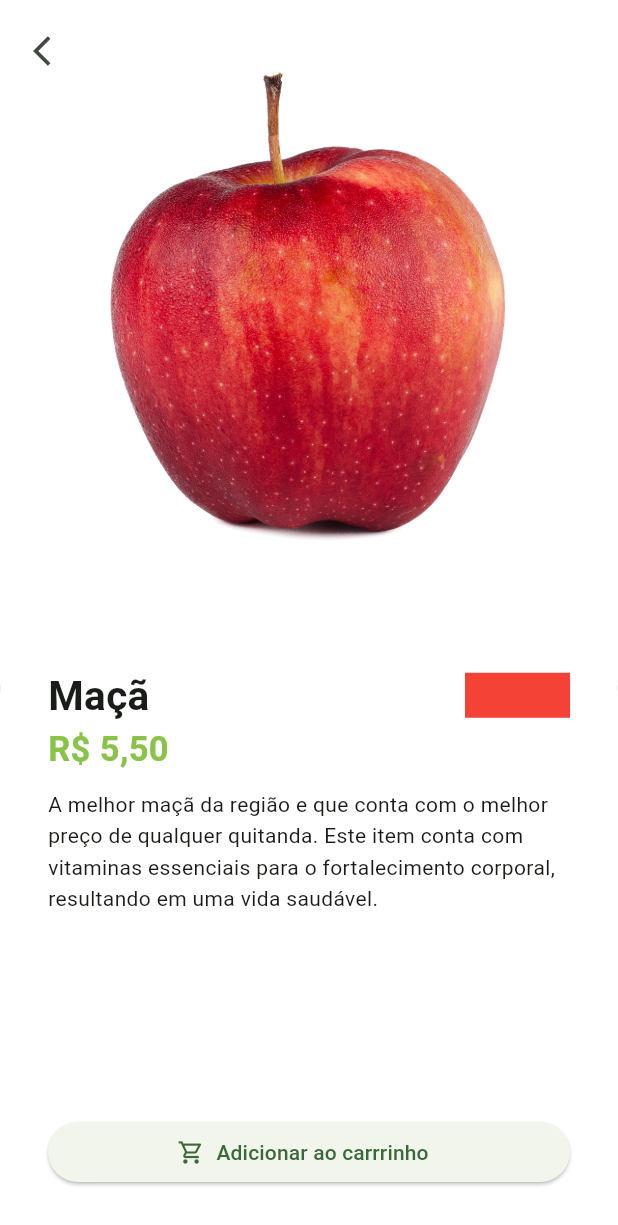
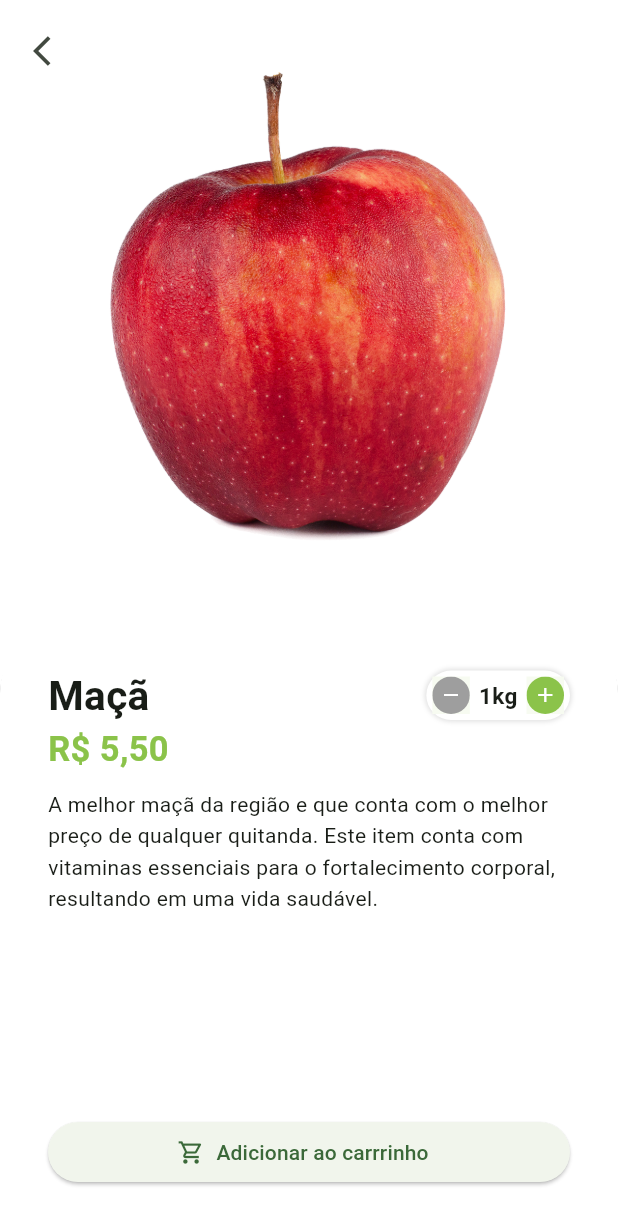
Before and after one commit to ribeiro-paulo/greengrocer-app, a Flutter app: the screen it shows after launch, after a tap on "Entrar", after a tap on "Maçã", on a phone screen of 412 x 824 dp. Shown: the top 1225 px of the screen. Run offline on Flutter 3.47's test engine with Material 3 defaults, Android fonts, the phone set to English and light mode, and no system bars; our stand-ins replace animated_text_kit, mask_text_input_formatter.

Commit message:
feat: quantity widget (#7)

```diff
--- /dev/null
+++ b/lib/src/pages/common_widgets/quantity_widget.dart
@@ -0,0 +1,75 @@
+import 'package:flutter/material.dart';
+import 'package:greemgrocer/src/config/custom_colors.dart';
+
+class QuantityWidget extends StatelessWidget {
+  const QuantityWidget({super.key});
+
+  @override
+  Widget build(BuildContext context) {
+    return Container(
+      padding: const EdgeInsets.all(4),
+      decoration: BoxDecoration(
+          color: Colors.white,
+          borderRadius: BorderRadius.circular(50),
+          boxShadow: [
+            BoxShadow(
+              color: Colors.grey.shade300,
+              spreadRadius: 1,
+              blurRadius: 2,
+            )
+          ]),
+      child: Row(
+        children: [
+          _QuantityButton(
+            icon: Icons.remove,
+            color: Colors.grey,
+            onPress: () {},
+          ),
+          const Padding(
+            padding: EdgeInsets.symmetric(horizontal: 6),
+            child: Text(
+              "1kg",
+              style: TextStyle(fontSize: 15, fontWeight: FontWeight.bold),
+            ),
+          ),
+          _QuantityButton(
+            icon: Icons.add,
+            color: CustomColor.customSwatchColor,
+            onPress: () {},
+          ),
+        ],
+      ),
+    );
+  }
+}
+
+class _QuantityButton extends StatelessWidget {
+  final Color color;
+  final IconData icon;
+  final VoidCallback onPress;
+  const _QuantityButton(
+      {super.key,
+      required this.color,
+      required this.icon,
+      required this.onPress});
+
+  @override
+  Widget build(BuildContext context) {
+    return Material(
+      child: InkWell(
+        borderRadius: BorderRadius.circular(50),
+        onTap: onPress,
+        child: Ink(
+          height: 25,
+          width: 25,
+          decoration: BoxDecoration(color: color, shape: BoxShape.circle),
+          child: Icon(
+            icon,
+            color: Colors.white,
+            size: 16,
+          ),
+        ),
+      ),
+    );
+  }
+}
--- a/lib/src/pages/product/product_screen.dart
+++ b/lib/src/pages/product/product_screen.dart
@@ -1,6 +1,7 @@
 import 'package:flutter/material.dart';
 import 'package:greemgrocer/src/config/custom_colors.dart';
 import 'package:greemgrocer/src/models/item.model.dart';
+import 'package:greemgrocer/src/pages/common_widgets/quantity_widget.dart';
 import 'package:greemgrocer/src/services/utils_services.dart';
 
 class ProductScreen extends StatelessWidget {
@@ -46,11 +47,7 @@
                                 fontSize: 27, fontWeight: FontWeight.bold),
                           ),
                         ),
-                        Container(
-                          height: 30,
-                          width: 70,
-                          color: Colors.red,
-                        )
+                        const QuantityWidget()
                       ],
                     ),
                     Text(
```
